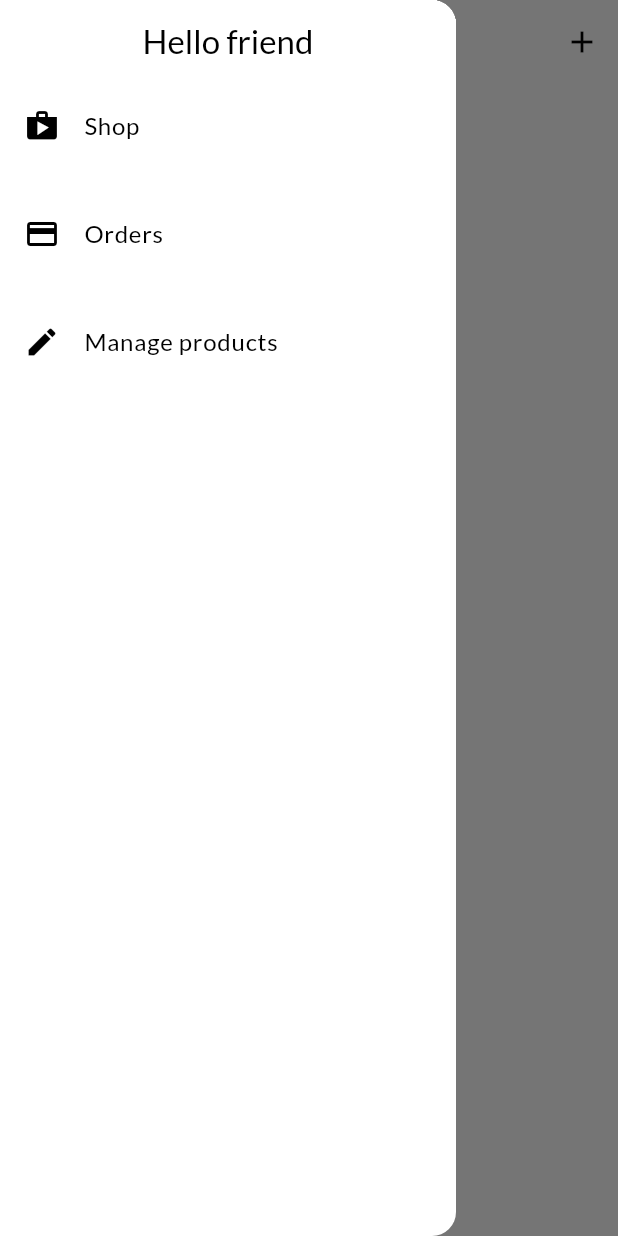
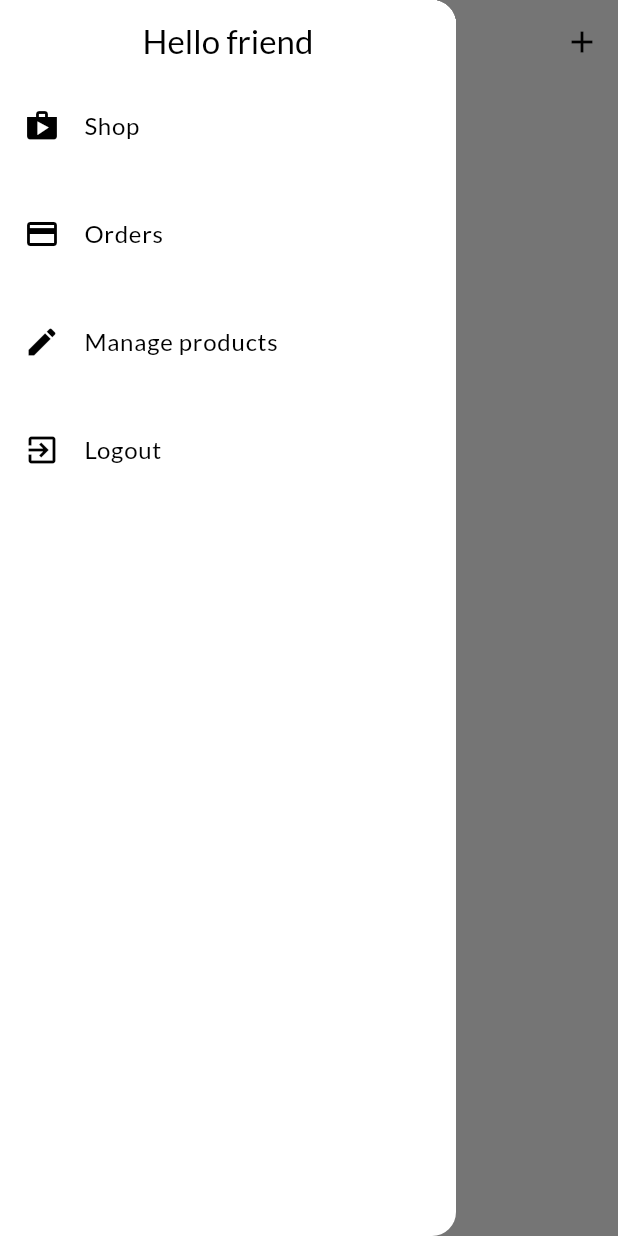
Before and after one commit to Braulio08/shop_app, a Flutter app: the UserProductsScreen screen opened by its route, with the side drawer open, on a phone screen of 412 x 824 dp. Run offline on Flutter 3.47's test engine with Material 2 defaults, Android fonts, the phone set to English and light mode, and no system bars; drawn by our look-alikes of dynamic_color; our stand-ins replace badges, flutter_dotenv; network calls fail.

Commit message:
Automatically Logging Users Out

```diff
--- a/lib/main.dart
+++ b/lib/main.dart
@@ -46,9 +46,10 @@ class MyApp extends StatelessWidget {
                   previous == null ? [] : previous.items),
             ),
             ChangeNotifierProxyProvider<AuthProvider, OrdersProvider>(
-              create: (context) => OrdersProvider('', []),
+              create: (context) => OrdersProvider('', '', []),
               update: (context, authProvider, previous) => OrdersProvider(
                   authProvider.token.toString(),
+                  authProvider.userId.toString(),
                   previous == null ? [] : previous.orders),
             ),
             ChangeNotifierProvider(
--- a/lib/providers/orders_provider.dart
+++ b/lib/providers/orders_provider.dart
@@ -12,13 +12,14 @@ class OrdersProvider with ChangeNotifier {
   }
 
   final String authToken;
+  final String userId;
 
-  OrdersProvider(this.authToken, this._orders);
+  OrdersProvider(this.authToken, this.userId, this._orders);
 
-  Future<void> fetchAndSerProducts() async {
+  Future<void> fetchAndSetOrders() async {
     var url = Uri.https(
       'flutter-example-2df85-default-rtdb.firebaseio.com',
-      '/orders.json',
+      '/orders/$userId.json',
       {
         'auth': authToken,
       },
@@ -27,7 +28,7 @@ class OrdersProvider with ChangeNotifier {
       final response = await http.get(url);
       final extractedData = json.decode(response.body) as Map<String, dynamic>;
       final List<OrderItem> loadedOrders = [];
-      if (extractedData == null) {
+      if (extractedData.isEmpty || extractedData['error'] != null) {
         return;
       }
       extractedData.forEach(
@@ -61,7 +62,7 @@ class OrdersProvider with ChangeNotifier {
   Future<void> addOrder(List<CartItem> cartProducts, double total) async {
     var url = Uri.https(
       'flutter-example-2df85-default-rtdb.firebaseio.com',
-      '/orders.json',
+      '/orders/$userId.json',
       {
         'auth': authToken,
       },
--- a/lib/screens/orders_screen.dart
+++ b/lib/screens/orders_screen.dart
@@ -18,7 +18,7 @@ class OrdersScreen extends StatelessWidget {
       drawer: const AppDrawer(),
       body: FutureBuilder(
         future: Provider.of<OrdersProvider>(context, listen: false)
-            .fetchAndSerProducts(),
+            .fetchAndSetOrders(),
         builder: (context, snapshot) {
           if (snapshot.connectionState == ConnectionState.waiting) {
             return const Center(child: CircularProgressIndicator());
--- a/lib/screens/products_overview_screen.dart
+++ b/lib/screens/products_overview_screen.dart
@@ -36,7 +36,7 @@ class _ProductsOverviewScreenState extends State<ProductsOverviewScreen> {
         _isLoading = true;
       });
       Provider.of<ProductsProvider>(context)
-          .fetchAndSerProducts()
+          .fetchAndSetProducts(true)
           .then((value) => setState(() {
                 _isLoading = false;
               }));
--- a/lib/screens/user_products_screen.dart
+++ b/lib/screens/user_products_screen.dart
@@ -10,18 +10,20 @@ class UserProductsScreen extends StatelessWidget {
   static const routeName = '/user-products-screen';
 
   Future<void> _refreshProducts(BuildContext context) async {
-    await Provider.of<ProductsProvider>(context, listen: false).fetchAndSerProducts();
+    await Provider.of<ProductsProvider>(context, listen: false)
+        .fetchAndSetProducts(true);
   }
 
   @override
   Widget build(BuildContext context) {
-    ProductsProvider productsProvider = Provider.of<ProductsProvider>(context);
+    // ProductsProvider productsProvider = Provider.of<ProductsProvider>(context);
     final dynamic appBar = AppBar(
       title: const Text('Your products'),
       centerTitle: true,
       actions: [
         IconButton(
-          onPressed: () => Navigator.of(context).pushNamed(EditProductScreen.routeName),
+          onPressed: () =>
+              Navigator.of(context).pushNamed(EditProductScreen.routeName),
           icon: const Icon(Icons.add),
         ),
       ],
@@ -29,15 +31,23 @@ class UserProductsScreen extends StatelessWidget {
     return Scaffold(
       drawer: const AppDrawer(),
       appBar: appBar,
-      body: RefreshIndicator(
+      body: FutureBuilder(
+        future: _refreshProducts(context),
+        builder: (context, snapshot) =>
+            snapshot.connectionState == ConnectionState.waiting
+                ? const Center(
+                    child: CircularProgressIndicator(),
+                  )
+                : RefreshIndicator(
                     onRefresh: () => _refreshProducts(context),
-        child: Padding(
+                    child: Consumer<ProductsProvider>(
+                      builder: (context, productsProvider, child) => Padding(
                         padding: const EdgeInsets.all(8),
                         child: ListView.builder(
-            itemBuilder: (context, index) =>
-                Column(
+                          itemBuilder: (context, index) => Column(
                             children: [
-                    UserProductItem(product: productsProvider.items[index]),
+                              UserProductItem(
+                                  product: productsProvider.items[index]),
                               const Divider(),
                             ],
                           ),
@@ -45,6 +55,8 @@ class UserProductsScreen extends StatelessWidget {
                         ),
                       ),
                     ),
+                  ),
+      ),
     );
   }
 }
--- a/lib/widgets/app_drawer.dart
+++ b/lib/widgets/app_drawer.dart
@@ -1,6 +1,8 @@
 import 'package:flutter/material.dart';
 import '../screens/orders_screen.dart';
 import '../screens/user_products_screen.dart';
+import '../providers/auth_provider.dart';
+import 'package:provider/provider.dart';
 
 class AppDrawer extends StatelessWidget {
   const AppDrawer({super.key});
@@ -24,13 +26,24 @@ class AppDrawer extends StatelessWidget {
           ListTile(
             leading: const Icon(Icons.payment),
             title: const Text('Orders'),
-            onTap: () => Navigator.of(context).pushReplacementNamed(OrdersScreen.routeName),
+            onTap: () => Navigator.of(context)
+                .pushReplacementNamed(OrdersScreen.routeName),
           ),
           const Divider(),
           ListTile(
             leading: const Icon(Icons.edit),
             title: const Text('Manage products'),
-            onTap: () => Navigator.of(context).pushReplacementNamed(UserProductsScreen.routeName),
+            onTap: () => Navigator.of(context)
+                .pushReplacementNamed(UserProductsScreen.routeName),
+          ),
+          const Divider(),
+          ListTile(
+            leading: const Icon(Icons.exit_to_app),
+            title: const Text('Logout'),
+            onTap: () {
+              Navigator.of(context).pop();
+              Provider.of<AuthProvider>(context, listen: false).logout();
+            },
           ),
         ],
       ),
```
Also changed, not shown: lib/providers/auth_provider.dart (+25 -0 lines), lib/providers/products_provider.dart (+16 -8 lines). Lines whose indentation alone changed are shown as unchanged.
